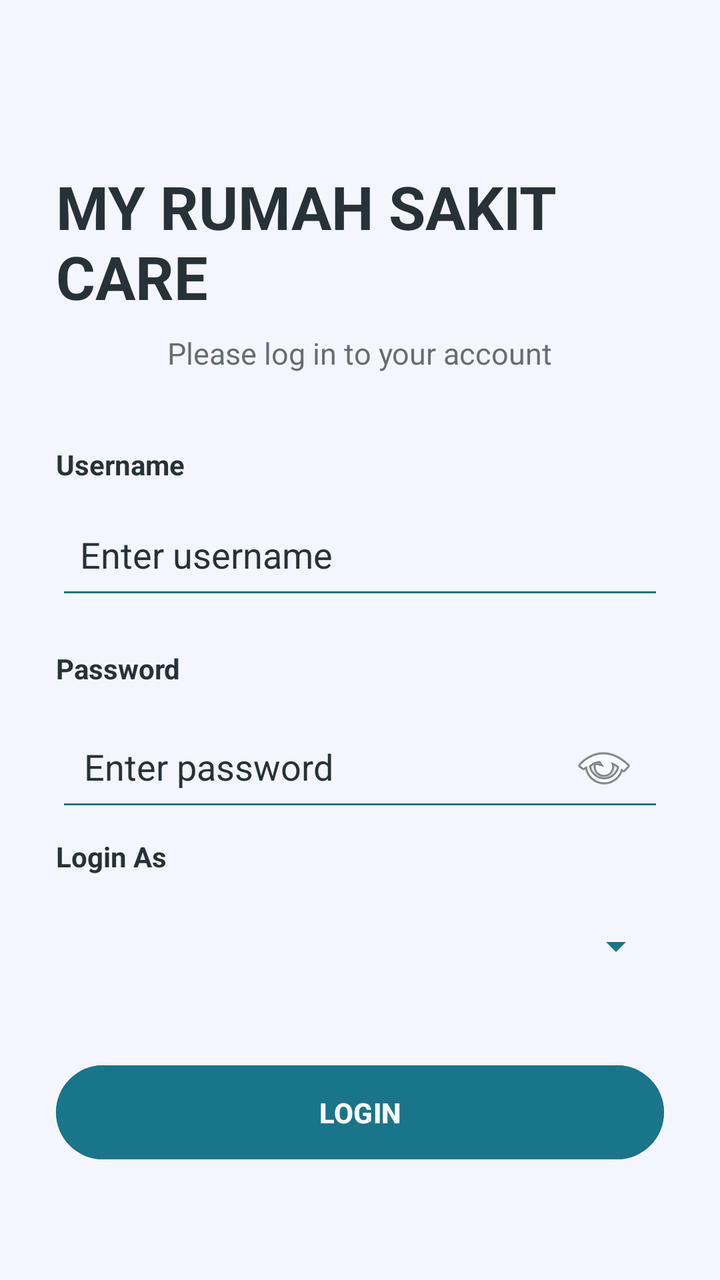
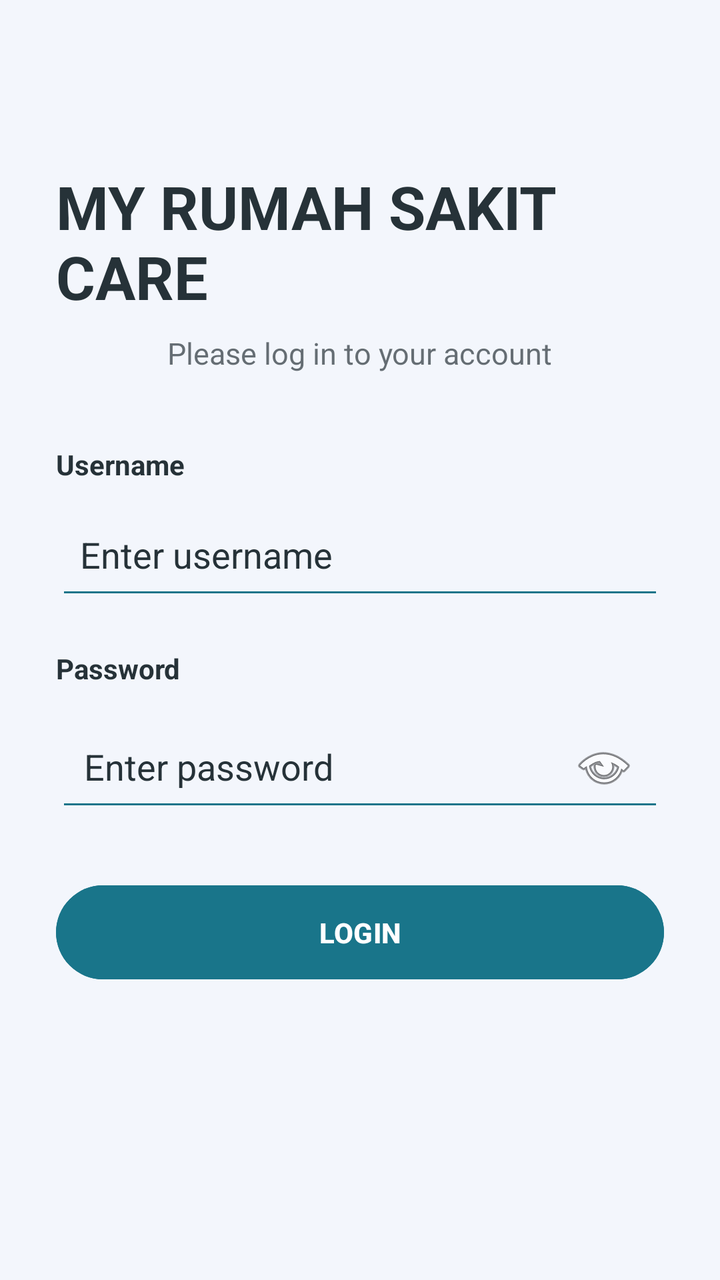

Screens rendered from an Android XML layout before and after an edit, with the pre-edit source and the edit as a unified diff.
<!-- AndroidManifest.xml: application theme Theme.Dokter2an -->
<!-- res/layout/activity_login.xml -->
<?xml version="1.0" encoding="utf-8"?>
<ScrollView xmlns:android="http://schemas.android.com/apk/res/android"
    android:layout_width="match_parent"
    android:layout_height="match_parent"
    android:fillViewport="true"
    android:background="?attr/colorSurface">

    <LinearLayout
        android:layout_width="match_parent"
        android:layout_height="wrap_content"
        android:orientation="vertical"
        android:gravity="center_horizontal"
        android:padding="28dp">

        <TextView
            android:layout_width="wrap_content"
            android:layout_height="wrap_content"
            android:layout_marginTop="55dp"
            android:text="MY RUMAH SAKIT CARE"
            android:textColor="?attr/colorOnSurface"
            android:textSize="30sp"
            android:textStyle="bold" />

        <TextView
            android:layout_width="wrap_content"
            android:layout_height="wrap_content"
            android:layout_marginTop="8dp"
            android:layout_marginBottom="36dp"
            android:text="Please log in to your account"
            android:textColor="?attr/colorOnSurface"
            android:alpha="0.7"
            android:textSize="15sp" />

        <TextView
            android:layout_width="match_parent"
            android:layout_height="wrap_content"
            android:text="Username"
            android:textColor="?attr/colorOnSurface"
            android:textStyle="bold" />

        <EditText
            android:id="@+id/inputUsername"
            android:layout_width="match_parent"
            android:layout_height="55dp"
            android:layout_marginTop="8dp"
            android:layout_marginBottom="20dp"
            android:backgroundTint="?attr/colorPrimary"
            android:textColor="?attr/colorOnSurface"
            android:textColorHint="?attr/colorOnSurface"
            android:alpha="1"
            android:hint="Enter username"
            android:inputType="text"
            android:padding="12dp"
            android:singleLine="true" />

        <TextView
            android:layout_width="match_parent"
            android:layout_height="wrap_content"
            android:text="Password"
            android:textColor="?attr/colorOnSurface"
            android:textStyle="bold" />

        <EditText
            android:id="@+id/inputPassword"
            android:layout_width="match_parent"
            android:layout_height="55dp"
            android:layout_marginTop="12dp"
            android:layout_marginBottom="8dp"
            android:backgroundTint="?attr/colorPrimary"
            android:textColor="?attr/colorOnSurface"
            android:textColorHint="?attr/colorOnSurface"
            android:hint="Enter password"
            android:inputType="textPassword"
            android:drawableEnd="@android:drawable/ic_menu_view"
            android:drawablePadding="12dp"
            android:padding="14dp" />

        <TextView
            android:layout_width="match_parent"
            android:layout_height="wrap_content"
            android:text="Login As"
            android:textColor="?attr/colorOnSurface"
            android:textStyle="bold" />

        <Spinner
            android:id="@+id/spinnerRole"
            android:layout_width="match_parent"
            android:layout_height="55dp"
            android:layout_marginTop="8dp"
            android:layout_marginBottom="28dp"
            android:backgroundTint="?attr/colorPrimary" />

        <Button
            android:id="@+id/btnLogin"
            android:layout_width="match_parent"
            android:layout_height="55dp"
            android:backgroundTint="?attr/colorPrimary"
            android:text="LOGIN"
            android:textColor="?attr/colorOnPrimary"
            android:textStyle="bold" />

        <ProgressBar
            android:id="@+id/progressLogin"
            android:layout_width="wrap_content"
            android:layout_height="wrap_content"
            android:layout_marginTop="20dp"
            android:visibility="gone" />

    </LinearLayout>

</ScrollView>
<!-- resources referenced by this layout -->
<resources>
  <style name="Theme.Dokter2an" parent="Theme.Material3.DayNight.NoActionBar">
          <item name="colorPrimary">#19758A</item>
          <item name="colorOnPrimary">#FFFFFF</item>
  
          <item name="colorSecondary">#10B981</item>
          <item name="colorOnSecondary">#FFFFFF</item>
  
          <item name="colorSurface">#F3F6FC</item>
          <item name="colorOnSurface">#263238</item>
  
          <item name="android:windowBackground">#F3F6FC</item>
          <item name="android:statusBarColor">#F3F6FC</item>
          <item name="android:navigationBarColor">#F3F6FC</item>
  
          <item name="android:windowLightStatusBar">true</item>
      </style>
</resources>

<!-- the commit's change to res/layout/activity_login.xml (unified diff, before → after) -->
@@ -47,7 +47,6 @@
             android:backgroundTint="?attr/colorPrimary"
             android:textColor="?attr/colorOnSurface"
             android:textColorHint="?attr/colorOnSurface"
-            android:alpha="1"
             android:hint="Enter username"
             android:inputType="text"
             android:padding="12dp"
@@ -65,7 +64,7 @@
             android:layout_width="match_parent"
             android:layout_height="55dp"
             android:layout_marginTop="12dp"
-            android:layout_marginBottom="8dp"
+            android:layout_marginBottom="28dp"
             android:backgroundTint="?attr/colorPrimary"
             android:textColor="?attr/colorOnSurface"
             android:textColorHint="?attr/colorOnSurface"
@@ -74,21 +73,6 @@
             android:drawableEnd="@android:drawable/ic_menu_view"
             android:drawablePadding="12dp"
             android:padding="14dp" />
-
-        <TextView
-            android:layout_width="match_parent"
-            android:layout_height="wrap_content"
-            android:text="Login As"
-            android:textColor="?attr/colorOnSurface"
-            android:textStyle="bold" />
-
-        <Spinner
-            android:id="@+id/spinnerRole"
-            android:layout_width="match_parent"
-            android:layout_height="55dp"
-            android:layout_marginTop="8dp"
-            android:layout_marginBottom="28dp"
-            android:backgroundTint="?attr/colorPrimary" />
 
         <Button
             android:id="@+id/btnLogin"
